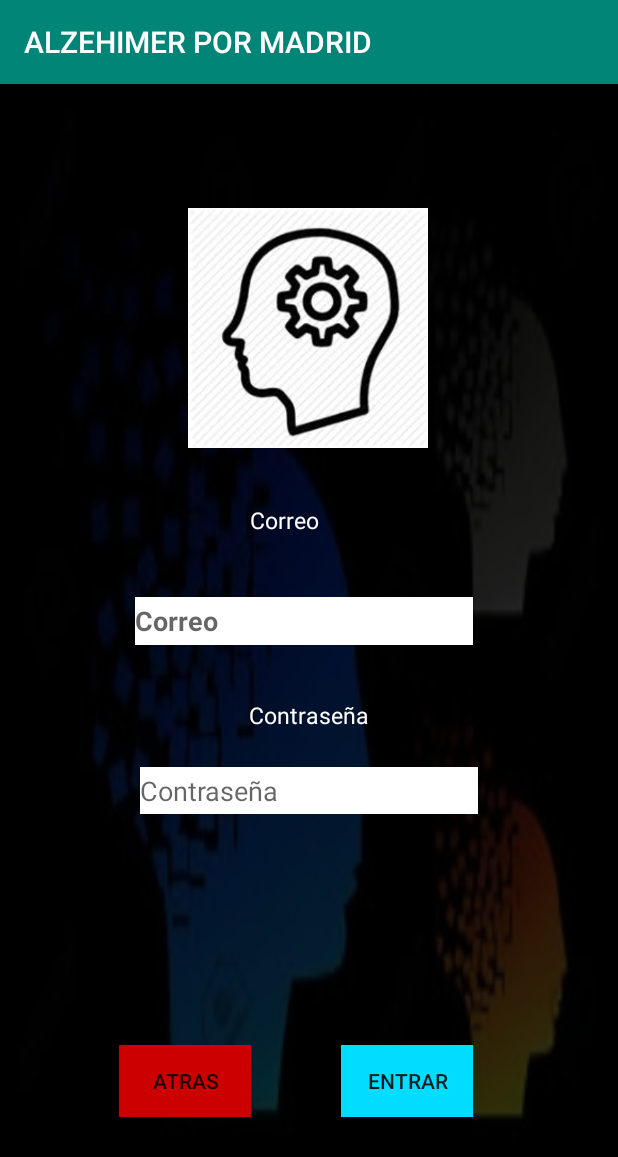
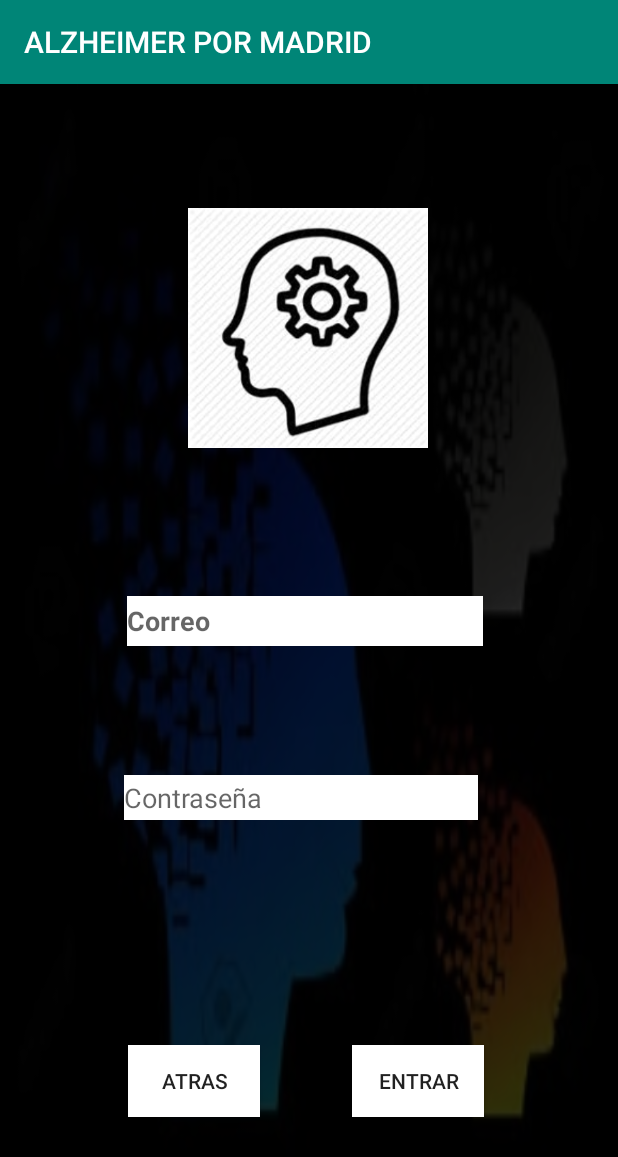
Before and after one commit to AdrianGCS/Proyecto-de-Fin-de-Grado, an Android app: the Login screen opened directly, with no data from a screen before it, on a phone screen of 412 x 824 dp. Shown: the top 1157 px of the screen. Run offline under Robolectric (Android 15) with nearby library versions, the phone set to English and light mode, and no system bars.

Commit message:
Copy paste

```diff
--- a/Proyecto/app/build.gradle
+++ b/Proyecto/app/build.gradle
@@ -30,9 +30,9 @@ dependencies {
     androidTestImplementation 'com.android.support.test.espresso:espresso-core:3.0.2'
     implementation 'com.google.android.gms:play-services-vision:15.0.2+'
     implementation 'android.arch.navigation:navigation-fragment:1.0.0-alpha09'
-    compile'com.google.zxing:core:3.2.0+'
-    compile'com.journeyapps:zxing-android-embedded:3.2.0@aar'
-    implementation 'com.android.support:design:27.1.1'
+    implementation'com.google.zxing:core:3.2.0+'
+    implementation'com.journeyapps:zxing-android-embedded:3.2.0@aar'
+    implementation 'com.android.support:design:28.0.0'
 
 
 }
--- a/Proyecto/app/src/main/AndroidManifest.xml
+++ b/Proyecto/app/src/main/AndroidManifest.xml
@@ -20,7 +20,7 @@
     <application
         android:allowBackup="true"
         android:icon="@mipmap/ic_launcher"
-        android:label="ALZEHIMER POR MADRID"
+        android:label="ALZHEIMER POR MADRID"
         android:resizeableActivity="true"
         android:roundIcon="@mipmap/ic_launcher_round"
         android:supportsRtl="true"
--- a/Proyecto/app/src/main/java/com/example/usuario/proyecto/EscanerQr.java
+++ b/Proyecto/app/src/main/java/com/example/usuario/proyecto/EscanerQr.java
@@ -65,7 +65,7 @@ public class EscanerQr extends AppCompatActivity {
 
         cameraSource = new CameraSource.Builder(this, barcodeDetector)
                 .setRequestedPreviewSize(1920, 1080)
-                .setAutoFocusEnabled(true) //you should add this feature
+                .setAutoFocusEnabled(true)
                 .build();
 
         surfaceView.getHolder().addCallback(new SurfaceHolder.Callback() {
@@ -100,7 +100,7 @@ public class EscanerQr extends AppCompatActivity {
         barcodeDetector.setProcessor(new Detector.Processor<Barcode>() {
 @Override
 public void release() {
-        Toast.makeText(getApplicationContext(), "To prevent memory leaks barcode scanner has been stopped", Toast.LENGTH_SHORT).show();
+        Toast.makeText(getApplicationContext(), "DETENIDO EL USO DE MEMORIA DEL TELEFONO", Toast.LENGTH_SHORT).show();
         }
 
 @Override
--- a/Proyecto/app/src/main/java/com/example/usuario/proyecto/MainActivity.java
+++ b/Proyecto/app/src/main/java/com/example/usuario/proyecto/MainActivity.java
@@ -42,12 +42,10 @@ initViews();
         });
     }
 private void initViews(){
-       // btnTakePicture=findViewById(R.id.btnTakePicture);
         btnScanBarcode=findViewById(R.id.btnScanBarcode);
         registro=findViewById(R.id.registro);
     otra=findViewById(R.id.otra);
     log=findViewById(R.id.log);
-        //btnTakePicture.setOnClickListener(this);
         btnScanBarcode.setOnClickListener(this);
         registro.setOnClickListener(this);
         log.setOnClickListener(this);
--- a/Proyecto/app/src/main/res/layout/activity_login.xml
+++ b/Proyecto/app/src/main/res/layout/activity_login.xml
@@ -15,7 +15,7 @@
         android:background="#d0000000"
         android:gravity="center"
         tools:layout_editor_absoluteX="0dp"
-        tools:layout_editor_absoluteY="30dp">
+        tools:layout_editor_absoluteY="0dp">
 
         <Button
             android:id="@+id/entrar"
@@ -27,15 +27,15 @@
             android:layout_marginEnd="8dp"
             android:layout_marginRight="8dp"
             android:layout_marginBottom="8dp"
-            android:background="@android:color/holo_blue_bright"
+            android:background="@color/common_google_signin_btn_text_dark_default"
+            android:onClick="onClick"
             android:text="ENTRAR"
             app:layout_constraintBottom_toBottomOf="parent"
             app:layout_constraintEnd_toEndOf="parent"
-            app:layout_constraintHorizontal_bias="0.713"
+            app:layout_constraintHorizontal_bias="0.736"
             app:layout_constraintStart_toStartOf="parent"
             app:layout_constraintTop_toTopOf="parent"
-            app:layout_constraintVertical_bias="0.899"
-            android:onClick="onClick"/>
+            app:layout_constraintVertical_bias="0.899" />
 
         <Button
             android:id="@+id/atras"
@@ -47,21 +47,21 @@
             android:layout_marginEnd="8dp"
             android:layout_marginRight="8dp"
             android:layout_marginBottom="8dp"
-            android:background="@android:color/holo_red_dark"
+            android:background="@color/common_google_signin_btn_text_dark_default"
+            android:onClick="onClick"
             android:text="ATRAS"
             app:layout_constraintBottom_toBottomOf="parent"
             app:layout_constraintEnd_toEndOf="parent"
-            app:layout_constraintHorizontal_bias="0.231"
+            app:layout_constraintHorizontal_bias="0.25"
             app:layout_constraintStart_toStartOf="parent"
             app:layout_constraintTop_toTopOf="parent"
-            app:layout_constraintVertical_bias="0.899"
-            android:onClick="onClick"/>
+            app:layout_constraintVertical_bias="0.899" />
 
 
         <EditText
             android:id="@+id/editText"
-            android:layout_width="225dp"
-            android:layout_height="32dp"
+            android:layout_width="237dp"
+            android:layout_height="33dp"
             android:layout_marginStart="8dp"
             android:layout_marginLeft="8dp"
             android:layout_marginTop="8dp"
@@ -87,8 +87,8 @@
         <EditText
             android:id="@+id/editText3"
             style="@style/Widget.AppCompat.EditText"
-            android:layout_width="225dp"
-            android:layout_height="31dp"
+            android:layout_width="236dp"
+            android:layout_height="30dp"
             android:layout_marginStart="8dp"
             android:layout_marginLeft="8dp"
             android:layout_marginTop="8dp"
@@ -103,42 +103,14 @@
             android:typeface="normal"
             app:layout_constraintBottom_toBottomOf="parent"
             app:layout_constraintEnd_toEndOf="parent"
-            app:layout_constraintHorizontal_bias="0.512"
+            app:layout_constraintHorizontal_bias="0.477"
             app:layout_constraintStart_toStartOf="parent"
             app:layout_constraintTop_toTopOf="parent"
-            app:layout_constraintVertical_bias="0.621" />
-
-        <TextView
-            android:id="@+id/textView4"
-            android:layout_width="wrap_content"
-            android:layout_height="wrap_content"
-            android:layout_marginTop="280dp"
-            android:text="Correo"
-            android:textColor="@android:color/white"
-            android:textSize="15sp"
-            app:layout_constraintEnd_toEndOf="@+id/editText"
-            app:layout_constraintHorizontal_bias="0.427"
-            app:layout_constraintStart_toStartOf="@+id/editText"
-            app:layout_constraintTop_toTopOf="parent" />
-
-        <TextView
-            android:id="@+id/textView5"
-            android:layout_width="wrap_content"
-            android:layout_height="wrap_content"
-            android:layout_marginTop="8dp"
-            android:layout_marginBottom="8dp"
-            android:text="Contraseña"
-            android:textColor="@android:color/white"
-            android:textSize="15sp"
-            app:layout_constraintBottom_toTopOf="@+id/editText3"
-            app:layout_constraintEnd_toEndOf="@+id/editText3"
-            app:layout_constraintStart_toStartOf="@+id/editText3"
-            app:layout_constraintTop_toBottomOf="@+id/editText"
-            app:layout_constraintVertical_bias="0.631" />
+            app:layout_constraintVertical_bias="0.627" />
 
         <TextView
             android:id="@+id/textView6"
-            android:layout_width="221dp"
+            android:layout_width="233dp"
             android:layout_height="72dp"
             android:layout_marginStart="8dp"
             android:layout_marginLeft="8dp"
@@ -148,10 +120,10 @@
             android:layout_marginBottom="8dp"
             app:layout_constraintBottom_toBottomOf="parent"
             app:layout_constraintEnd_toEndOf="parent"
-            app:layout_constraintHorizontal_bias="0.425"
+            app:layout_constraintHorizontal_bias="0.477"
             app:layout_constraintStart_toStartOf="parent"
             app:layout_constraintTop_toTopOf="parent"
-            app:layout_constraintVertical_bias="0.748" />
+            app:layout_constraintVertical_bias="0.74" />
 
         <ImageView
             android:id="@+id/imageView2"
--- a/Proyecto/app/src/main/res/values/strings.xml
+++ b/Proyecto/app/src/main/res/values/strings.xml
@@ -1,3 +1,3 @@
 <resources>
-    <string name="app_name">Prueba</string>
+    <string name="app_name">Alzheimer</string>
 </resources>
--- a/Proyecto/build.gradle
+++ b/Proyecto/build.gradle
@@ -8,7 +8,7 @@ buildscript {
 
     }
     dependencies {
-        classpath 'com.android.tools.build:gradle:3.3.0'
+        classpath 'com.android.tools.build:gradle:3.3.1'
 
 
         // NOTE: Do not place your application dependencies here; they belong
```
Also changed, not shown: Proyecto/app/src/main/res/layout/activity_generador_qr.xml (+4 -5 lines), Proyecto/app/src/main/res/layout/activity_principal.xml (+11 -12 lines), Proyecto/app/src/main/res/layout/activity_registro.xml (+16 -15 lines), Proyecto/app/src/main/res/navigation/nav_graph.xml (+8 -3 lines).
